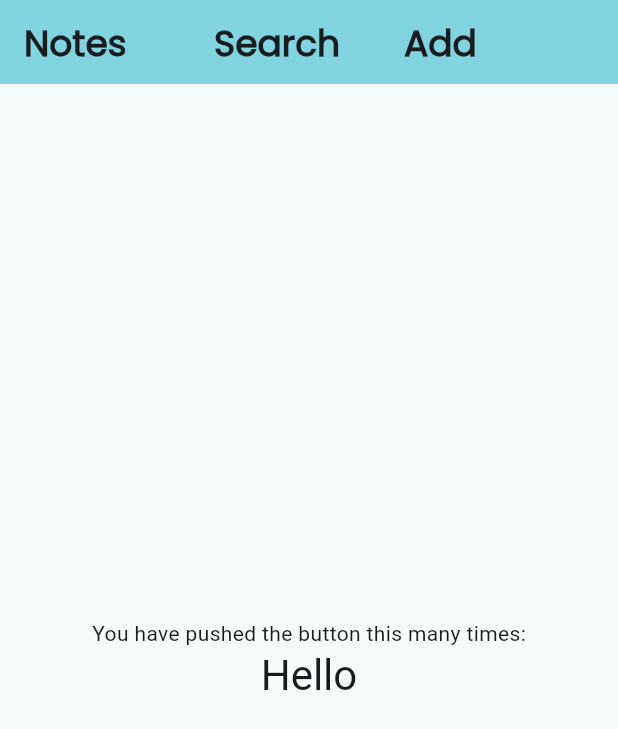
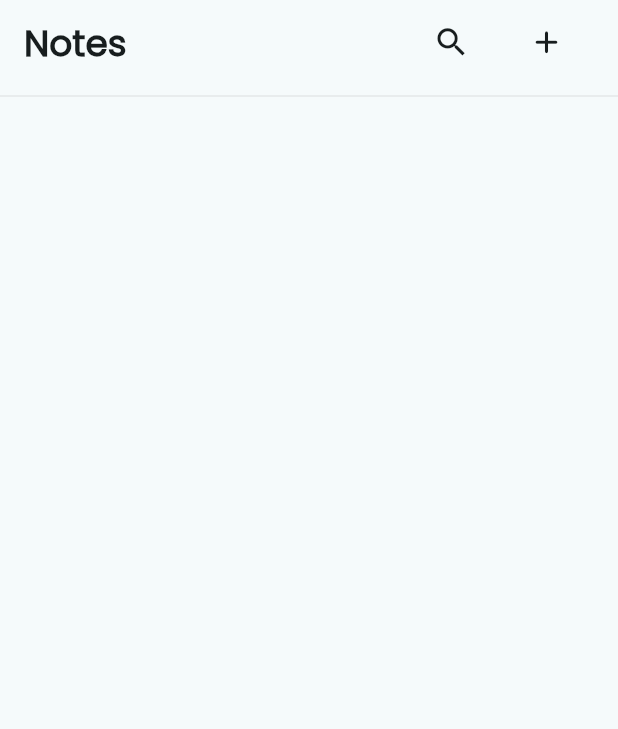
Before and after one commit to saganon/notes-app, a Flutter app: the screen it shows after launch, on a phone screen of 412 x 824 dp. Shown: the top 729 px of the screen. Run offline on Flutter 3.47's test engine with Material 3 defaults, Android fonts, the phone set to English and light mode, and no system bars.

Commit message:
add icon search and plus in app bar

```diff
--- a/lib/main.dart
+++ b/lib/main.dart
@@ -32,10 +32,10 @@ class _MyHomePageState extends State<MyHomePage> {
   Widget build(BuildContext context) {
     return Scaffold(
       appBar: AppBar(
-        backgroundColor: Theme.of(context).colorScheme.inversePrimary,
         title: const Row(
           children: [
             Expanded(
+              flex: 2,
               child: Text(
                 "Notes",
                 style: TextStyle(
@@ -46,41 +46,30 @@ class _MyHomePageState extends State<MyHomePage> {
               ),
             ),
             Expanded(
-              child: Text(
-                "Search",
-                style: TextStyle(
-                  fontFamily: 'Poppins',
-                  fontSize: 24,
-                  fontWeight: FontWeight.w600,
-                ),
-              ),
-            ),
-            Expanded(
-              child: Text(
-                "Add",
-                style: TextStyle(
-                  fontFamily: 'Poppins',
-                  fontSize: 24,
-                  fontWeight: FontWeight.w600,
-                ),
+              child: Row(
+                mainAxisAlignment: MainAxisAlignment.spaceAround,
+                children: [
+                  Icon(
+                    Icons.search,
+                    size: 25,
+                  ),
+                  Icon(
+                    Icons.add_rounded,
+                    size: 25,
+                  ),
+                ],
               ),
             ),
           ],
         ),
       ),
-      body: Center(
-        child: Column(
-          mainAxisAlignment: MainAxisAlignment.center,
-          children: <Widget>[
-            const Text(
-              'You have pushed the button this many times:',
-            ),
-            Text(
-              'Hello',
-              style: Theme.of(context).textTheme.headlineMedium,
-            ),
-          ],
-        ),
+      body: const Column(
+        children: <Widget>[
+          Divider(
+            thickness: 0.2,
+            color: Colors.grey,
+          ),
+        ],
       ),
     );
   }
```
